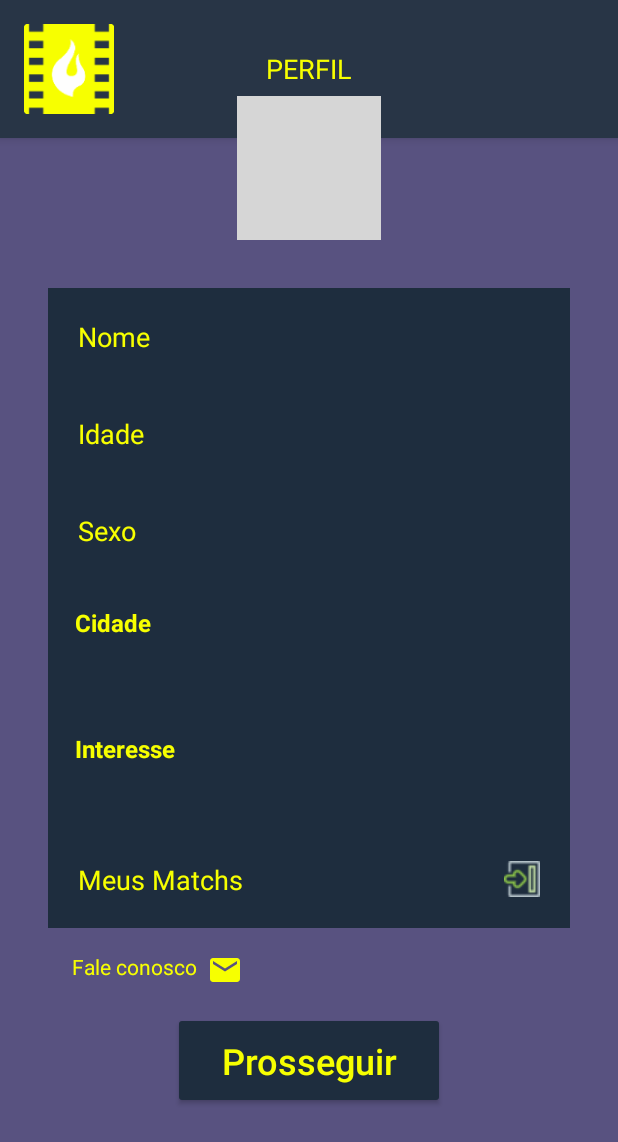
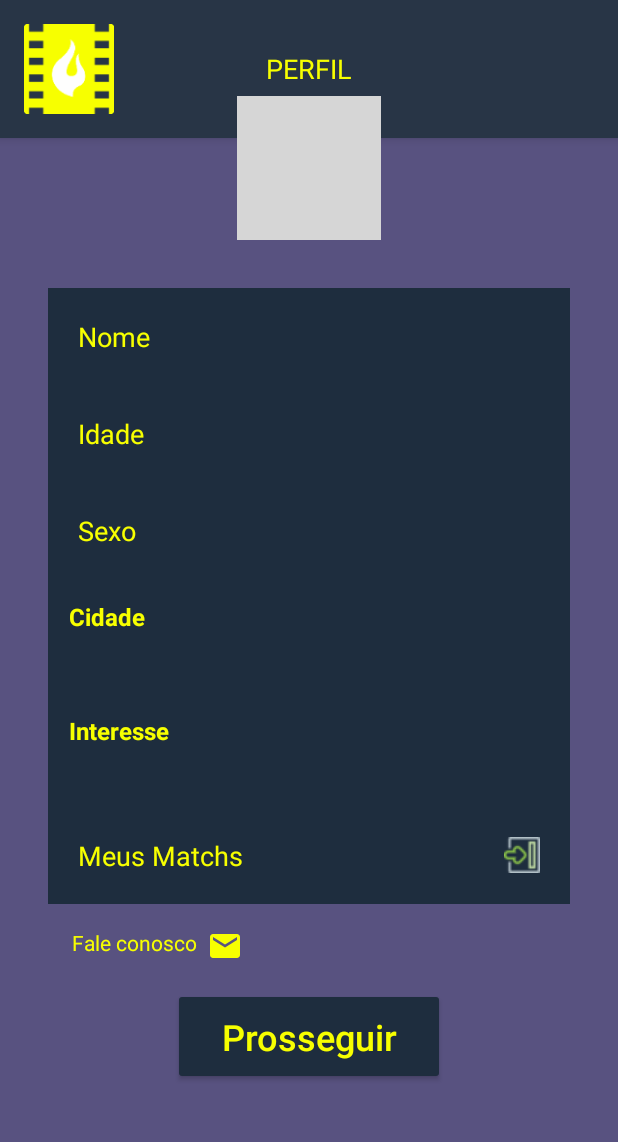
Before and after one commit to percivalli/MovieMatch, an Android app: the PerfilActivity screen opened directly, with no data from a screen before it, on a phone screen of 412 x 824 dp. Shown: the top 1142 px of the screen. Run offline under Robolectric (Android 15) with nearby library versions, the light colour scheme and no system bars; our stand-ins replace CircleImageView; 1 statement that could not run was skipped; grey boxes are pictures that could not be loaded.

Commit message:
melhorando spinner

```diff
--- a/app/src/main/res/layout/activity_perfil.xml
+++ b/app/src/main/res/layout/activity_perfil.xml
@@ -61,7 +61,7 @@
                 android:layout_height="wrap_content"
                 android:background="#1E2D3E"
                 android:drawSelectorOnTop="true"
-                android:padding="18dp"
+                android:padding="14dp"
                 android:popupTheme="@style/SpinnerTema1"
                 android:spinnerMode="dropdown"
                 android:touchscreenBlocksFocus="true" />
@@ -72,7 +72,7 @@
                 android:layout_height="wrap_content"
                 android:background="#1E2D3E"
                 android:drawSelectorOnTop="true"
-                android:padding="18dp"
+                android:padding="14dp"
                 android:popupTheme="@style/SpinnerTema1"
                 android:textColor="@color/corfonteMovie"
 
```
